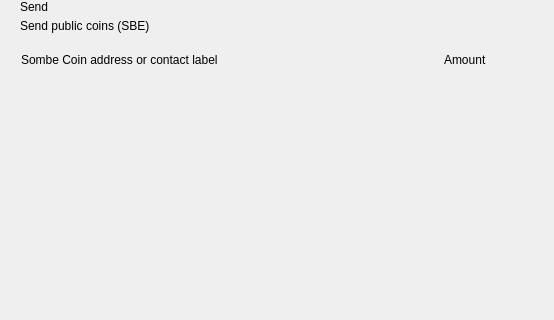
Qt form src/qt/Sombe/forms/send.ui (unixteam2020/po) before a commit; both pictures show x 0 to 554 and y 0 to 320 of the 893 by 700 pixel window.
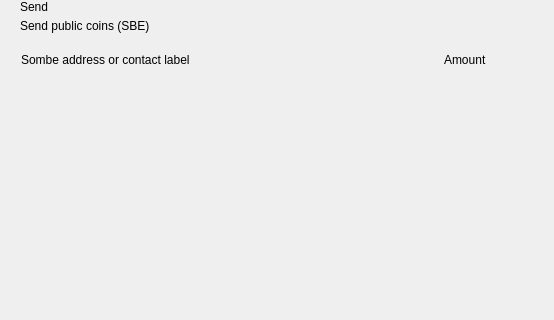
The same form after that commit. Custom widgets are drawn as their Qt base class.

Commit message: fix sombe coin to sombe

What changed in the file:
```diff
--- a/src/qt/Sombe/forms/send.ui
+++ b/src/qt/Sombe/forms/send.ui
@@ -141,7 +141,7 @@
              <string notr="true">margin-left:8px;</string>
             </property>
             <property name="text">
-             <string>Sombe Coin address or contact label</string>
+             <string>Sombe address or contact label</string>
             </property>
            </widget>
           </item>
```
The commit also changes 445 other files.
